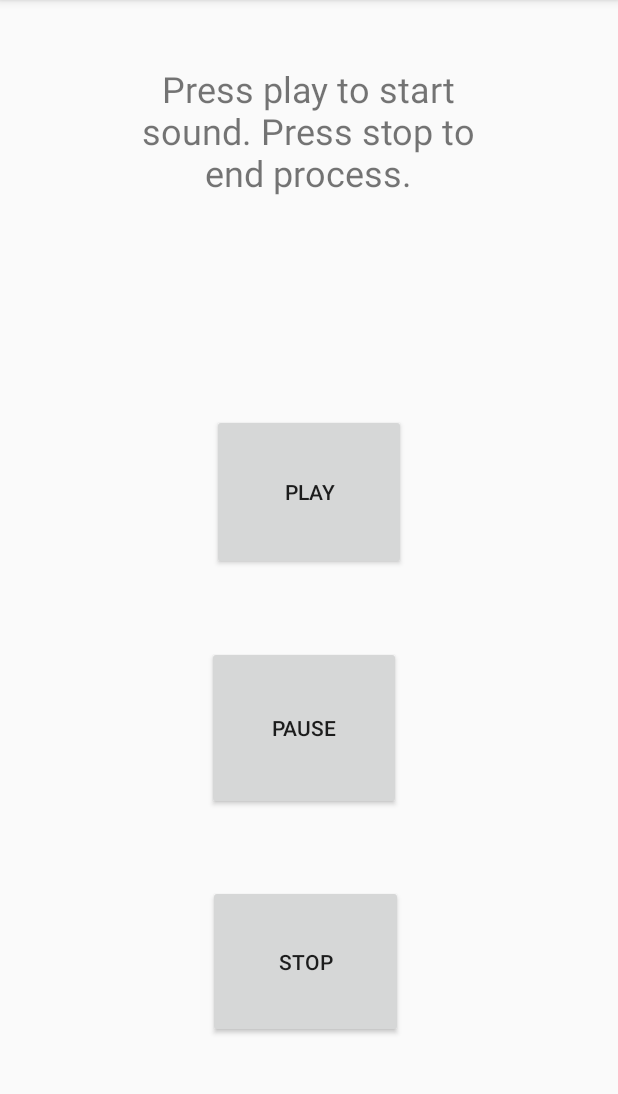
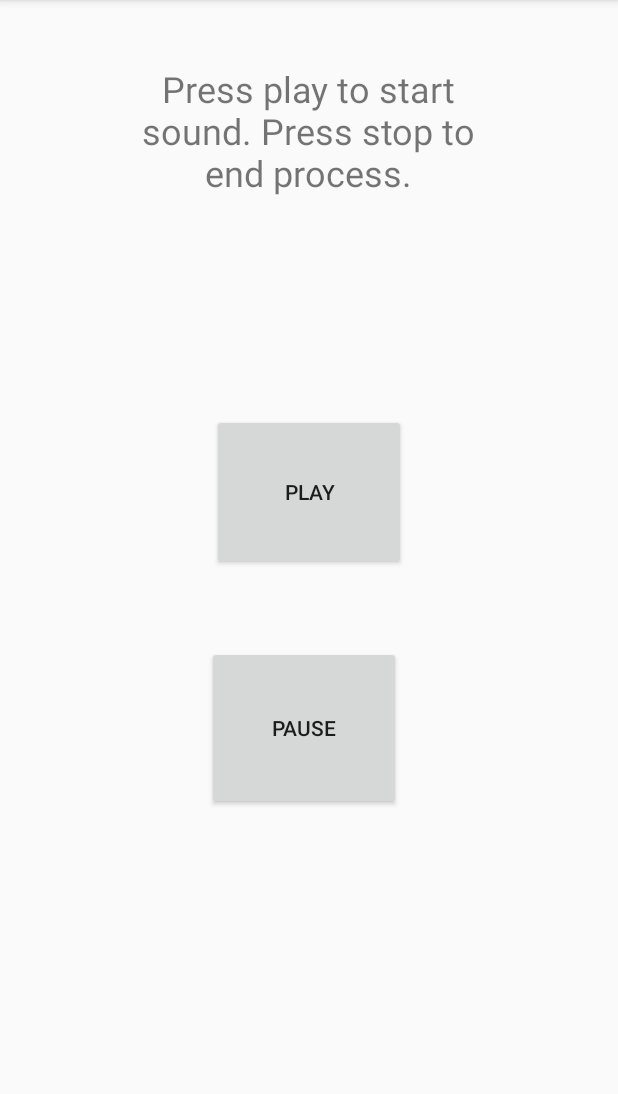
Before and after one commit to jeremyimmanuel/sensorDetection2, an Android app: the ActivatePlayer screen opened directly, with no data from a screen before it, after a tap on "PLAY", on a phone screen of 412 x 824 dp, the part 84-1178 px from its top. Run offline under Robolectric (Android 15) with nearby library versions, the phone set to English and light mode, and no system bars; libraries missing offline, so code that uses them is left out: com.github.nkzawa.socketio; 1 statement that could not run was skipped.

Commit message:
Modified App
Removed Stop button and functionality from players
Removed timer from players
Modified server to send out stop recording after pcap file is finished with collection

```diff
--- a/SensorDetectionApp/app/src/main/java/com/example/sensordetection/ActivatePlayer.java
+++ b/SensorDetectionApp/app/src/main/java/com/example/sensordetection/ActivatePlayer.java
@@ -27,26 +27,26 @@ public class ActivatePlayer extends AppCompatActivity {
         SensorApplication app = (SensorApplication) getApplication();   //get app
         mSocket = app.getSocket();      //get socket
 
-        final Handler handler = new Handler();
-        handler.postDelayed(new Runnable() {
-            @Override
-            public void run() {
-                mSocket.emit("stop collection");
-            }
-        }, 55000);
+//        final Handler handler = new Handler();
+//        handler.postDelayed(new Runnable() {
+//            @Override
+//            public void run() {
+//                mSocket.emit("stop collection");
+//            }
+//        }, 55000);
     }
 
     //this function is connected to the 'Play' button
     public void play(View v) {
         if (player == null) {
             player = MediaPlayer.create(this, R.raw.song); // initialize media player
-            player.setOnCompletionListener(new MediaPlayer.OnCompletionListener() {
-                @Override
-                public void onCompletion(MediaPlayer mp) { //i don't know what this does tbh
-                    stopPlayer();
-                    mSocket.emit("stop collection");
-                }
-            });
+//            player.setOnCompletionListener(new MediaPlayer.OnCompletionListener() {
+//                @Override
+//                public void onCompletion(MediaPlayer mp) { //i don't know what this does tbh
+//                    stopPlayer();
+//                    mSocket.emit("stop collection");
+//                }
+//            });
         }
         player.start();
     }
@@ -59,11 +59,11 @@ public class ActivatePlayer extends AppCompatActivity {
     }
 
     //this function is connected to the 'Stop' button
-    public void stop(View v) {
-        stopPlayer();
-        mSocket.emit("stop collection");
-        finish();
-    }
+//    public void stop(View v) {
+//        stopPlayer();
+//        mSocket.emit("stop collection");
+//        finish();
+//    }
 
     //this function stops the whole process; recording audio in other phones
     private void stopPlayer() {
--- a/SensorDetectionApp/app/src/main/res/layout/activity_activate_player.xml
+++ b/SensorDetectionApp/app/src/main/res/layout/activity_activate_player.xml
@@ -38,22 +38,6 @@
         app:layout_constraintHorizontal_bias="0.488"
         app:layout_constraintStart_toStartOf="parent" />
 
-    <Button
-        android:id="@+id/button"
-        android:layout_width="130dp"
-        android:layout_height="102dp"
-        android:layout_marginStart="8dp"
-        android:layout_marginLeft="8dp"
-        android:layout_marginEnd="8dp"
-        android:layout_marginRight="8dp"
-        android:layout_marginBottom="76dp"
-        android:onClick="stop"
-        android:text="Stop"
-        app:layout_constraintBottom_toBottomOf="parent"
-        app:layout_constraintEnd_toEndOf="parent"
-        app:layout_constraintHorizontal_bias="0.49"
-        app:layout_constraintStart_toStartOf="parent" />
-
     <TextView
         android:id="@+id/Player_Text"
         android:layout_width="246dp"
--- a/SensorDetectionApp/build.gradle
+++ b/SensorDetectionApp/build.gradle
@@ -7,7 +7,7 @@ buildscript {
 
     }
     dependencies {
-        classpath 'com.android.tools.build:gradle:3.5.3'
+        classpath 'com.android.tools.build:gradle:3.6.3'
 
         // NOTE: Do not place your application dependencies here; they belong
         // in the individual module build.gradle files
```
Also changed, not shown: SensorDetectionApp/gradle/wrapper/gradle-wrapper.properties, 1 other file.
